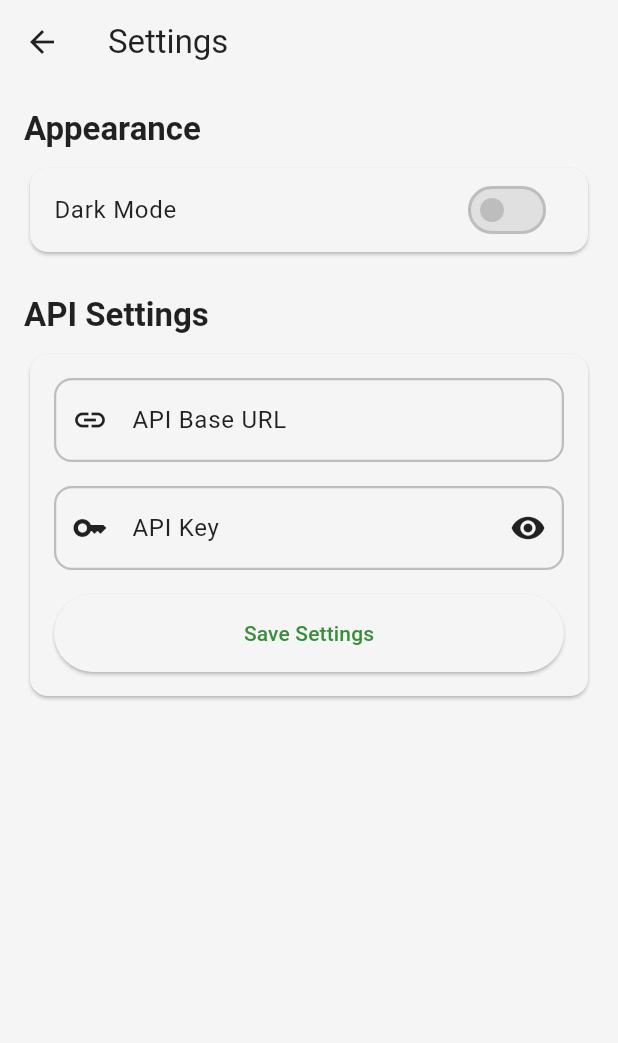
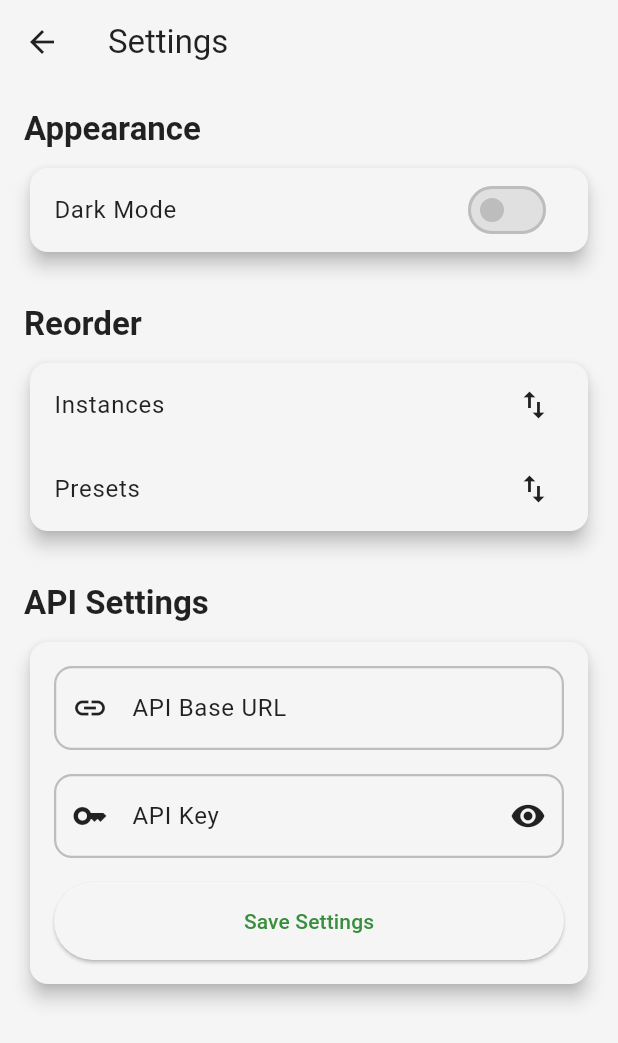
Before and after one commit to RenautMestdagh/wled-dashboard, a Flutter app: the screen it shows after launch, after a tap on the "settings" icon, on a phone screen of 412 x 824 dp. Shown: the top 1043 px of the screen. Run offline on Flutter 3.47's test engine with Material 3 defaults, Android fonts, the light colour scheme and no system bars; our stand-ins replace flutter_native_splash, shared_preferences.

Commit message:
reordening instances and presets

```diff
--- a/frontend/lib/main.dart
+++ b/frontend/lib/main.dart
@@ -28,7 +28,7 @@ void main() async {
 
   // Wait for both initialization and first frame
   await Future.wait([
-    apiService.initialize(),
+    // apiService.initialize(),
     _waitForFirstFrame(widgetsBinding),
   ]);
 
--- a/frontend/lib/screens/settings_screen.dart
+++ b/frontend/lib/screens/settings_screen.dart
@@ -1,4 +1,5 @@
 import 'package:flutter/material.dart';
+import 'package:frontend/screens/reorder_screen.dart';
 import 'package:provider/provider.dart';
 import '../services/api_service.dart';
 import '../services/theme_service.dart';
@@ -62,6 +63,7 @@ class _SettingsScreenState extends State<SettingsScreen> {
                 ),
                 const SizedBox(height: 8),
                 Card(
+                  elevation: 5,
                   child: Consumer<ThemeService>(
                     builder: (context, themeService, child) {
                       return SwitchListTile(
@@ -77,7 +79,64 @@ class _SettingsScreenState extends State<SettingsScreen> {
                     },
                   ),
                 ),
-                const SizedBox(height: 24),
+                const SizedBox(height: 30),
+                Text(
+                  'Reorder',
+                  style: Theme.of(context).textTheme.titleLarge?.copyWith(
+                    fontWeight: FontWeight.bold,
+                  ),
+                ),
+                const SizedBox(height: 8),
+                Card(
+                  elevation: 5,
+                  child: Column(
+                    children: [
+                      ListTile(
+                        shape: RoundedRectangleBorder(
+                          borderRadius: BorderRadius.circular(10.0),
+                        ),
+                        title: Text(
+                          'Instances',
+                          style: TextStyle(color: theme.colorScheme.onSurface),
+                        ),
+                        trailing: const Icon(Icons.swap_vert),
+                        onTap: () {
+                          Navigator.push(
+                            context,
+                            MaterialPageRoute(
+                              builder: (context) => ReorderScreen(
+                                isInstances: true,
+                                items: apiService.instances,
+                              ),
+                            ),
+                          );
+                        },
+                      ),
+                      ListTile(
+                        shape: RoundedRectangleBorder(
+                          borderRadius: BorderRadius.circular(10.0),
+                        ),
+                        title: Text(
+                          'Presets',
+                          style: TextStyle(color: theme.colorScheme.onSurface),
+                        ),
+                        trailing: const Icon(Icons.swap_vert),
+                        onTap: () {
+                          Navigator.push(
+                            context,
+                            MaterialPageRoute(
+                              builder: (context) => ReorderScreen(
+                                isInstances: false,
+                                items: apiService.presets,
+                              ),
+                            ),
+                          );
+                        },
+                      ),
+                    ],
+                  ),
+                ),
+                const SizedBox(height: 30),
                 Text(
                   'API Settings',
                   style: Theme.of(context).textTheme.titleLarge?.copyWith(
@@ -86,6 +145,7 @@ class _SettingsScreenState extends State<SettingsScreen> {
                 ),
                 const SizedBox(height: 8),
                 Card(
+                  elevation: 5,
                   child: Padding(
                     padding: const EdgeInsets.all(16.0),
                     child: Column(
```
Also changed, not shown: frontend/lib/screens/presets_edit_screen.dart (+6 -1 lines), frontend/lib/screens/reorder_screen.dart (added, +133 -0 lines), frontend/lib/services/api_service.dart (+68 -0 lines), 33 other files.
